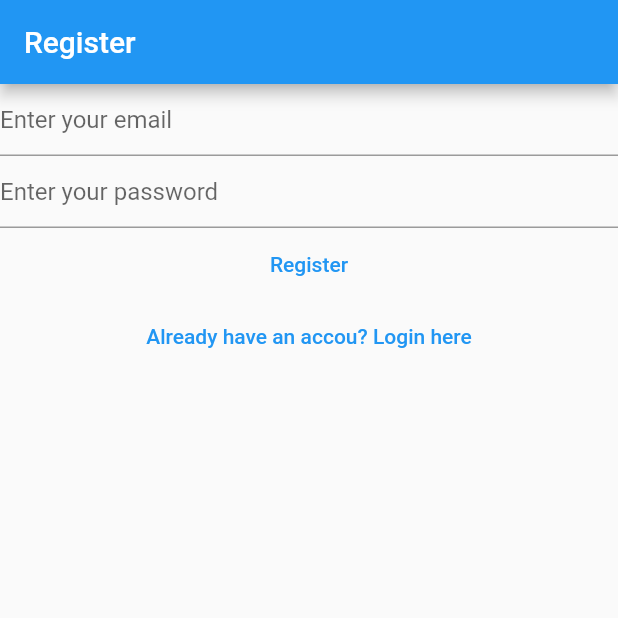
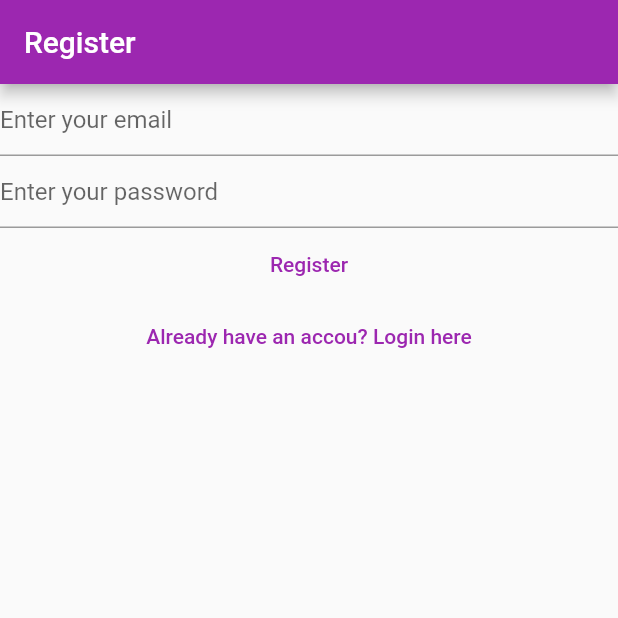
Before and after one commit to codeferreira/notest, a Flutter app: the screen it shows after launch, after a tap on "Register here", on a phone screen of 412 x 824 dp, the top half of it. Run offline on Flutter 3.47's test engine with Material 2 defaults, Android fonts, the phone set to English and light mode, and no system bars; our stand-ins replace firebase_auth, firebase_core, flutter_dotenv, sqflite; accounts and stored records are empty; network calls fail.

```diff
--- a/lib/main.dart
+++ b/lib/main.dart
@@ -9,18 +9,20 @@ import 'package:notest/views/verify_email_view.dart';
 void main() async {
   await dotenv.load(fileName: '.env');
   WidgetsFlutterBinding.ensureInitialized();
-  runApp(MaterialApp(
-    title: 'Flutter Demo',
-    theme: ThemeData(
-      primarySwatch: Colors.blue,
+  runApp(
+    MaterialApp(
+      title: 'Flutter Demo',
+      theme: ThemeData(
+        primarySwatch: Colors.purple,
+      ),
+      home: const HomePage(),
+      routes: routes,
     ),
-    home: const HomePage(),
-    routes: routes,
-  ));
+  );
 }
 
 class HomePage extends StatelessWidget {
-  const HomePage({super.key});
+  const HomePage({Key? key}) : super(key: key);
 
   @override
   Widget build(BuildContext context) {
@@ -30,7 +32,6 @@ class HomePage extends StatelessWidget {
         switch (snapshot.connectionState) {
           case ConnectionState.done:
             final user = AuthService.firebase().currentUser;
-
             if (user != null) {
               if (user.isEmailVerified) {
                 return const NotesView();
```
